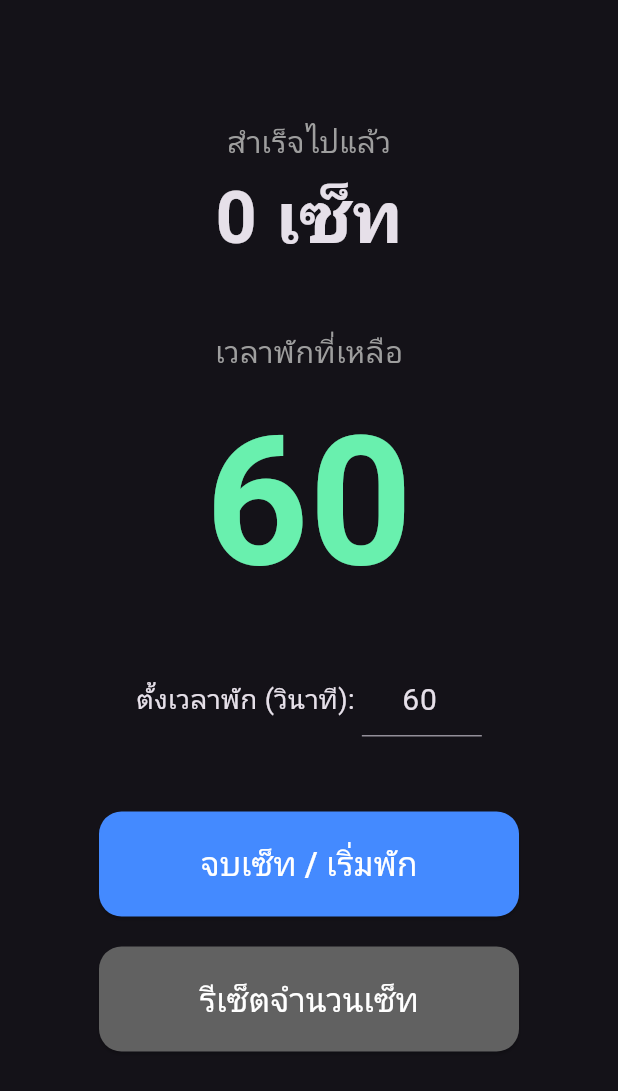
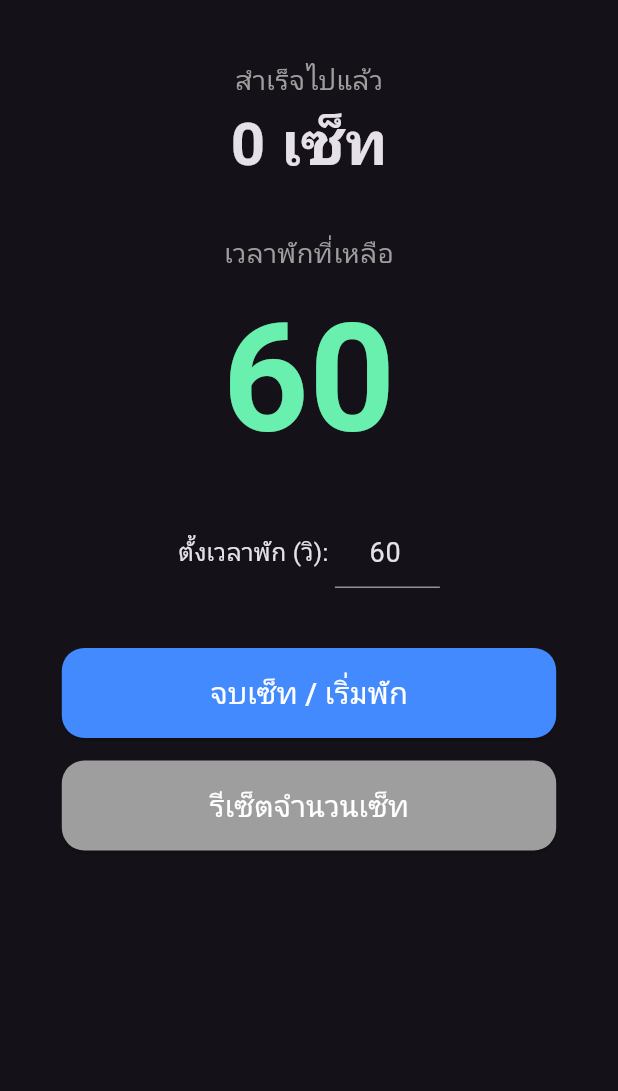
Before and after one commit to victorymark152/CyTimerSetCounter, a Flutter app: the screen it shows after launch, on a phone screen of 412 x 824 dp. Shown: the top 1091 px of the screen. Run offline on Flutter 3.47's test engine with Material 3 defaults, Android fonts, the light colour scheme and no system bars.

```diff
--- a/lib/main.dart
+++ b/lib/main.dart
@@ -64,31 +64,36 @@ class _WorkoutTimerState extends State<WorkoutTimer> {
 
   @override
   Widget build(BuildContext context) {
+    // ใช้ MediaQuery เพื่อเช็คขนาดหน้าจอเครื่องที่เปิดอยู่
+    double screenWidth = MediaQuery.of(context).size.width;
+
     return Scaffold(
       body: SingleChildScrollView(
         child: Center(
+          child: Padding(
+            padding: const EdgeInsets.symmetric(horizontal: 20.0),
             child: Column(
               mainAxisAlignment: MainAxisAlignment.center,
               children: [
-              SizedBox(height: 80),
+                SizedBox(height: 40), // ลดระยะห่างด้านบนลงจาก 80 เหลือ 40
                 Text(
                   "สำเร็จไปแล้ว",
-                style: TextStyle(fontSize: 20, color: Colors.grey),
+                  style: TextStyle(fontSize: 18, color: Colors.grey),
                 ),
                 Text(
                   "$_sets เซ็ท",
-                style: TextStyle(fontSize: 48, fontWeight: FontWeight.bold),
+                  style: TextStyle(fontSize: 40, fontWeight: FontWeight.bold),
                 ),
 
-              SizedBox(height: 40),
+                SizedBox(height: 30),
                 Text(
                   "เวลาพักที่เหลือ",
-                style: TextStyle(fontSize: 20, color: Colors.grey),
+                  style: TextStyle(fontSize: 18, color: Colors.grey),
                 ),
                 Text(
                   "$_secondsLeft",
                   style: TextStyle(
-                  fontSize: 120,
+                    fontSize: 100,
                     fontWeight: FontWeight.bold,
                     color: Colors.greenAccent,
                   ),
@@ -98,36 +103,33 @@ class _WorkoutTimerState extends State<WorkoutTimer> {
                 Row(
                   mainAxisAlignment: MainAxisAlignment.center,
                   children: [
-                  Text(
-                    "ตั้งเวลาพัก (วินาที): ",
-                    style: TextStyle(fontSize: 18),
-                  ),
+                    Text("ตั้งเวลาพัก (วิ): ", style: TextStyle(fontSize: 16)),
                     SizedBox(
-                    width: 80,
+                      width: 70,
                       child: TextField(
                         controller: _controller,
                         keyboardType: TextInputType.number,
                         textAlign: TextAlign.center,
-                      style: TextStyle(fontSize: 20),
+                        style: TextStyle(fontSize: 18),
                         decoration: InputDecoration(
-                        contentPadding: EdgeInsets.symmetric(vertical: 10),
+                          contentPadding: EdgeInsets.symmetric(vertical: 8),
                         ),
                       ),
                     ),
                   ],
                 ),
 
-              SizedBox(height: 50),
+                SizedBox(height: 40),
 
-              // ปุ่มเริ่มพักขนาดใหญ่
+                // ปรับปุ่มให้ยืดหยุ่นตามความกว้างหน้าจอ (80% ของหน้าจอ)
                 SizedBox(
-                width: 280,
-                height: 70,
+                  width: screenWidth * 0.8,
+                  height: 60, // ลดความสูงปุ่มลงนิดหน่อยให้พอดีมือถือ
                   child: ElevatedButton(
                     onPressed: _startRest,
                     child: Text(
                       "จบเซ็ท / เริ่มพัก",
-                    style: TextStyle(fontSize: 22),
+                      style: TextStyle(fontSize: 20),
                     ),
                     style: ElevatedButton.styleFrom(
                       backgroundColor: Colors.blueAccent,
@@ -139,20 +141,19 @@ class _WorkoutTimerState extends State<WorkoutTimer> {
                   ),
                 ),
 
-              SizedBox(height: 20),
+                SizedBox(height: 15),
 
-              // ปุ่มรีเซ็ตขนาดเท่ากัน
                 SizedBox(
-                width: 280,
-                height: 70,
+                  width: screenWidth * 0.8,
+                  height: 60,
                   child: ElevatedButton(
                     onPressed: _resetSets,
                     child: Text(
                       "รีเซ็ตจำนวนเซ็ท",
-                    style: TextStyle(fontSize: 22),
+                      style: TextStyle(fontSize: 20),
                     ),
                     style: ElevatedButton.styleFrom(
-                    backgroundColor: Colors.grey[700],
+                      backgroundColor: Colors.grey,
                       foregroundColor: Colors.white,
                       shape: RoundedRectangleBorder(
                         borderRadius: BorderRadius.circular(15),
@@ -160,8 +161,9 @@ class _WorkoutTimerState extends State<WorkoutTimer> {
                     ),
                   ),
                 ),
-              SizedBox(height: 50),
+                SizedBox(height: 40),
               ],
+            ),
           ),
         ),
       ),
```
Also changed, not shown: 2 other files. Lines whose indentation alone changed are shown as unchanged.
